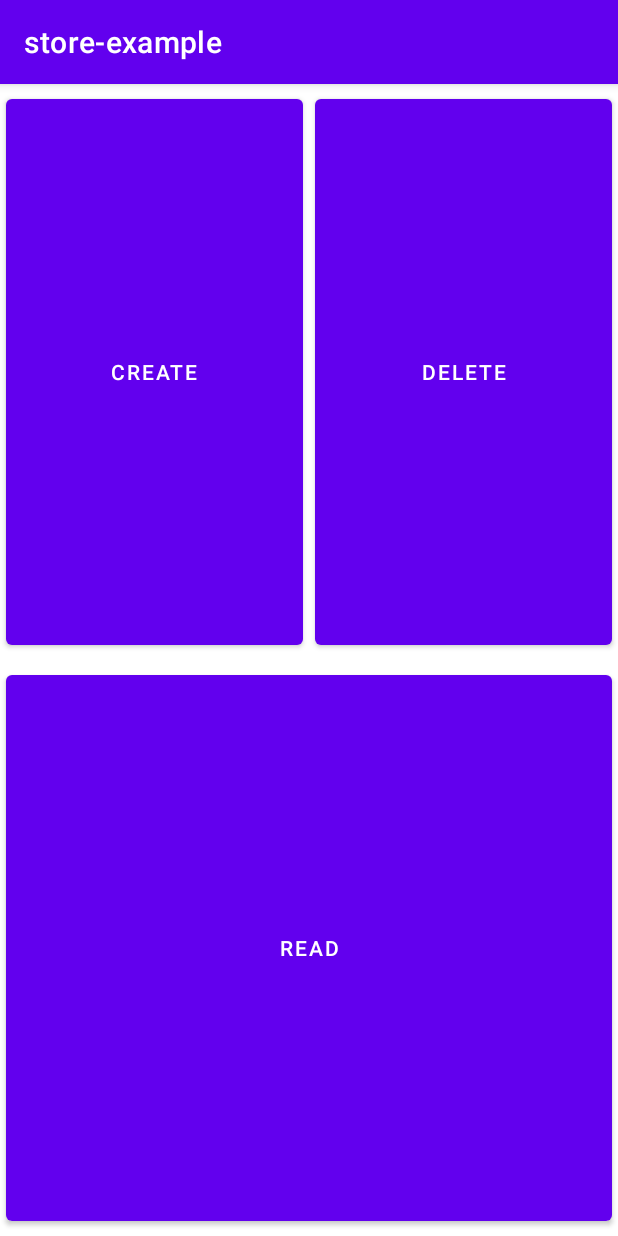
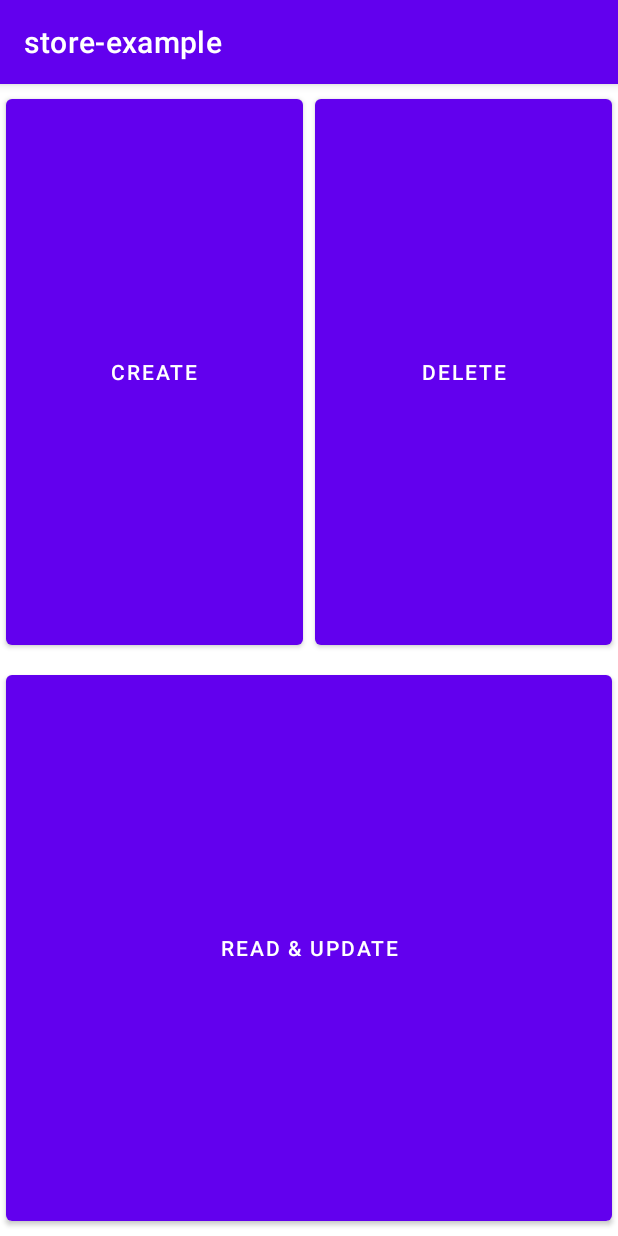
Before and after one commit to nosix/android-store-example, an Android app: the screen it shows after launch (MainActivity), after a tap on "CREATE", on a phone screen of 412 x 824 dp. Run offline under Robolectric (Android 15) with nearby library versions, the phone set to English and light mode, and no system bars; 1 statement that could not run was skipped.

```diff
--- a/app/src/main/java/jp/funmake/example/store/AppSpecificExternalStorage.kt
+++ b/app/src/main/java/jp/funmake/example/store/AppSpecificExternalStorage.kt
@@ -41,7 +41,7 @@ class AppSpecificExternalStorage {
         }
     }
 
-    fun read(context: Context) {
+    fun readAndUpdate(context: Context) {
         runIfMounted {
             // 全てのfilesDirを取得する
             ContextCompat.getExternalFilesDirs(context, null).forEach {
@@ -65,6 +65,7 @@ class AppSpecificExternalStorage {
             try {
                 // files/Pictures/fileを読み込む
                 FileInputStream(File(pictureDir, "file")).use {}
+                FileOutputStream(File(pictureDir, "file")).use {}
             } catch (e : FileNotFoundException) {
                 Log.d(TAG, "AppExternal read file not found")
             }
--- a/app/src/main/java/jp/funmake/example/store/AppSpecificInternalStorage.kt
+++ b/app/src/main/java/jp/funmake/example/store/AppSpecificInternalStorage.kt
@@ -31,7 +31,7 @@ class AppSpecificInternalStorage {
         File.createTempFile("file", ".tmp", musicCacheDir)
     }
 
-    fun read(context: Context) {
+    fun readAndUpdate(context: Context) {
         // filesの一覧を文字列で取得する
         context.fileList().forEach {
             Log.d(TAG, "AppInternal read fileList $it")
@@ -55,6 +55,7 @@ class AppSpecificInternalStorage {
             // files/Music/fileを読み込む
             val musicDir = File(context.filesDir, Environment.DIRECTORY_MUSIC)
             FileInputStream(File(musicDir, "file")).use {}
+            FileOutputStream(File(musicDir, "file")).use {}
         } catch (e : FileNotFoundException) {
             Log.d(TAG, "AppInternal read file not found")
         }
--- a/app/src/main/java/jp/funmake/example/store/MainActivity.kt
+++ b/app/src/main/java/jp/funmake/example/store/MainActivity.kt
@@ -117,12 +117,12 @@ class MainActivity : AppCompatActivity() {
                 sharedMediaStorage.delete(this@MainActivity)
             }
         }
-        findViewById<Button>(R.id.readButton).setOnClickListener {
+        findViewById<Button>(R.id.readAndUpdateButton).setOnClickListener {
             scope.launch {
-                appSpecificInternalStorage.read(this@MainActivity)
-                appSpecificExternalStorage.read(this@MainActivity)
+                appSpecificInternalStorage.readAndUpdate(this@MainActivity)
+                appSpecificExternalStorage.readAndUpdate(this@MainActivity)
                 if (hasPermissions(sharedMediaStorage.readPermissions)) {
-                    sharedMediaStorage.read(this@MainActivity)
+                    sharedMediaStorage.readAndUpdate(this@MainActivity)
                 }
                 if (IS_SUBSCRIBER) {
                     getContent("image/*")
--- a/app/src/main/res/layout/activity_main.xml
+++ b/app/src/main/res/layout/activity_main.xml
@@ -37,11 +37,11 @@
         />
 
     <Button
-        android:id="@+id/readButton"
+        android:id="@+id/readAndUpdateButton"
         android:layout_width="0dp"
         android:layout_height="0dp"
         android:layout_margin="4dp"
-        android:text="@string/text_read"
+        android:text="@string/text_read_and_update"
         app:layout_constraintBottom_toBottomOf="parent"
         app:layout_constraintEnd_toEndOf="parent"
         app:layout_constraintStart_toStartOf="parent"
--- a/app/src/main/res/values/strings.xml
+++ b/app/src/main/res/values/strings.xml
@@ -2,5 +2,5 @@
     <string name="app_name">store-example</string>
     <string name="text_delete">Delete</string>
     <string name="text_create">Create</string>
-    <string name="text_read">Read</string>
+    <string name="text_read_and_update">Read &amp; Update </string>
 </resources>
```
Also changed, not shown: app/src/main/java/jp/funmake/example/store/SharedMediaStorage.kt (+19 -2 lines).
